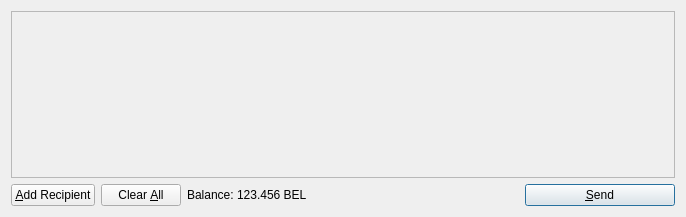
Qt form src/qt/forms/sendcoinsdialog.ui (corgicoin/corgicoin) before a commit.
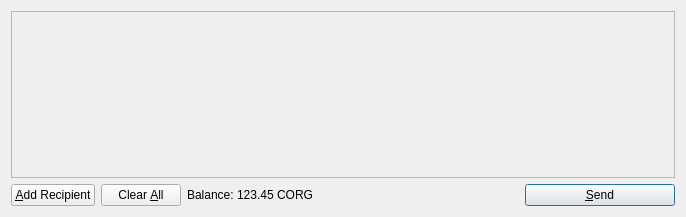
The same form after that commit. Icons and pictures are not drawn.

Patch:
```diff
--- a/src/qt/forms/sendcoinsdialog.ui
+++ b/src/qt/forms/sendcoinsdialog.ui
@@ -119,7 +119,7 @@
           <cursorShape>IBeamCursor</cursorShape>
          </property>
          <property name="text">
-          <string>123.456 BEL</string>
+          <string>123.45 CORG</string>
          </property>
          <property name="textInteractionFlags">
           <set>Qt::LinksAccessibleByMouse|Qt::TextSelectableByKeyboard|Qt::TextSelectableByMouse</set>
```
Left out of the diff: 12 changed lines with no effect on the pictures.
